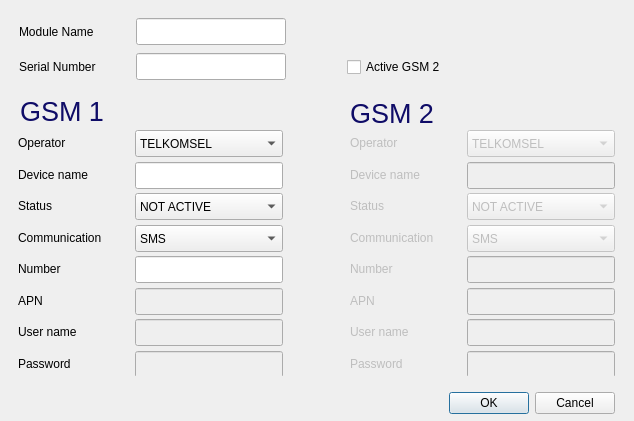
Qt form view/form_addmodule.ui (zenaki/RTU) before a commit.
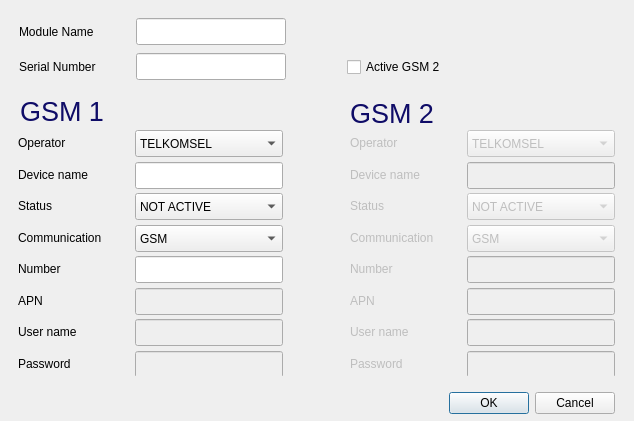
The same form after that commit.

Patch:
```diff
--- a/view/form_addmodule.ui
+++ b/view/form_addmodule.ui
@@ -114,7 +114,7 @@
       </property>
       <item>
        <property name="text">
-        <string>SMS</string>
+        <string>GSM</string>
        </property>
       </item>
       <item>
@@ -503,7 +503,7 @@
       </property>
       <item>
        <property name="text">
-        <string>SMS</string>
+        <string>GSM</string>
        </property>
       </item>
       <item>
```
